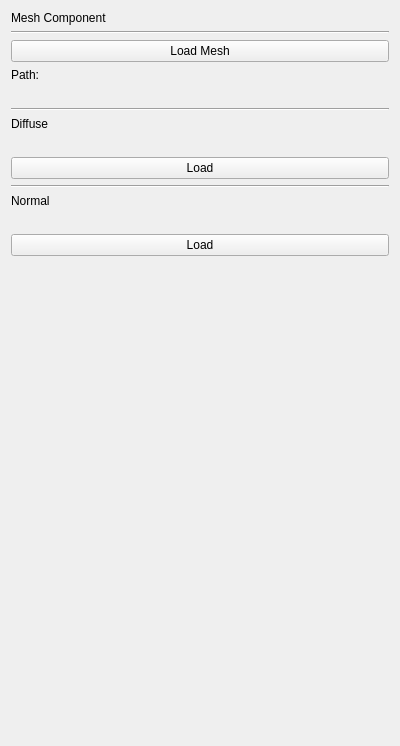
Old version of the form meshcomponentwidget.ui in the repository rogerbusquets97/Graphics-Engine.
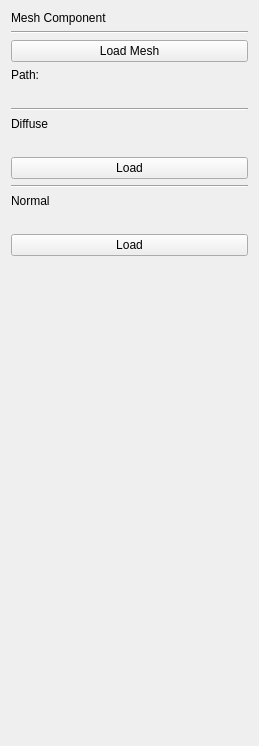
New version of the form.

```diff
--- a/meshcomponentwidget.ui
+++ b/meshcomponentwidget.ui
@@ -6,10 +6,16 @@
    <rect>
     <x>0</x>
     <y>0</y>
-    <width>400</width>
+    <width>259</width>
     <height>746</height>
    </rect>
   </property>
+  <property name="sizePolicy">
+   <sizepolicy hsizetype="MinimumExpanding" vsizetype="Preferred">
+    <horstretch>0</horstretch>
+    <verstretch>0</verstretch>
+   </sizepolicy>
+  </property>
   <property name="windowTitle">
    <string>Form</string>
   </property>
```
